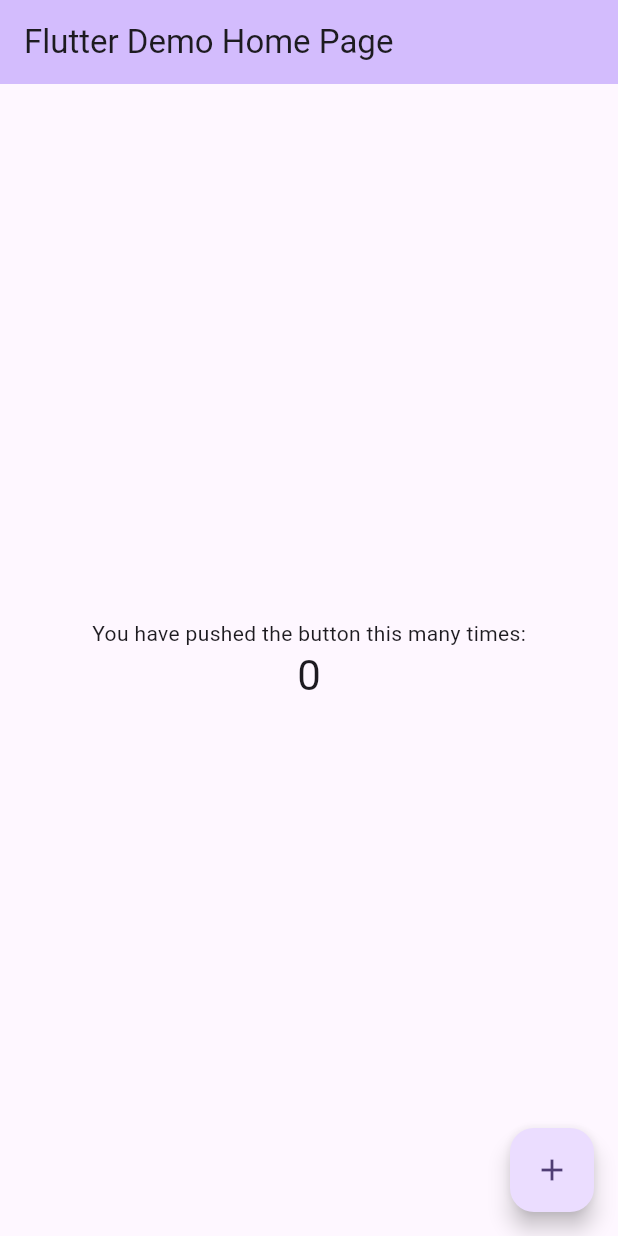
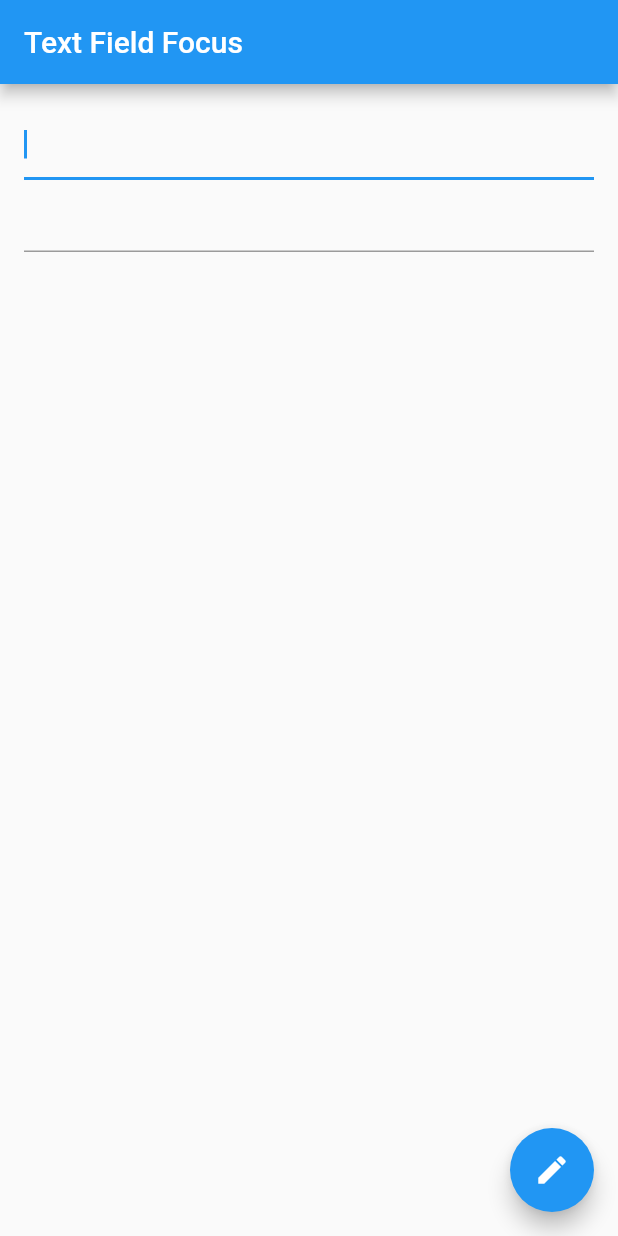
Before and after one commit to asutaka/FlutterCom, a Flutter app: the screen it shows after launch, on a phone screen of 412 x 824 dp. Run offline on Flutter 3.47's test engine with Material 2 defaults, Android fonts, the phone set to English and light mode, and no system bars.

Commit message:
second commit

```diff
--- a/lib/main.dart
+++ b/lib/main.dart
@@ -1,124 +1,77 @@
 import 'package:flutter/material.dart';
 
-void main() {
-  runApp(const MyApp());
-}
+void main() => runApp(const MyApp());
 
 class MyApp extends StatelessWidget {
   const MyApp({super.key});
 
-  // This widget is the root of your application.
   @override
   Widget build(BuildContext context) {
-    return MaterialApp(
-      title: 'Flutter Demo',
-      theme: ThemeData(
-        // This is the theme of your application.
-        //
-        // TRY THIS: Try running your application with "flutter run". You'll see
-        // the application has a blue toolbar. Then, without quitting the app,
-        // try changing the seedColor in the colorScheme below to Colors.green
-        // and then invoke "hot reload" (save your changes or press the "hot
-        // reload" button in a Flutter-supported IDE, or press "r" if you used
-        // the command line to start the app).
-        //
-        // Notice that the counter didn't reset back to zero; the application
-        // state is not lost during the reload. To reset the state, use hot
-        // restart instead.
-        //
-        // This works for code too, not just values: Most code changes can be
-        // tested with just a hot reload.
-        colorScheme: ColorScheme.fromSeed(seedColor: Colors.deepPurple),
-        useMaterial3: true,
-      ),
-      home: const MyHomePage(title: 'Flutter Demo Home Page'),
+    return const MaterialApp(
+      title: 'Text Field Focus',
+      home: MyCustomForm(),
     );
   }
 }
 
-class MyHomePage extends StatefulWidget {
-  const MyHomePage({super.key, required this.title});
-
-  // This widget is the home page of your application. It is stateful, meaning
-  // that it has a State object (defined below) that contains fields that affect
-  // how it looks.
-
-  // This class is the configuration for the state. It holds the values (in this
-  // case the title) provided by the parent (in this case the App widget) and
-  // used by the build method of the State. Fields in a Widget subclass are
-  // always marked "final".
-
-  final String title;
+// Define a custom Form widget.
+class MyCustomForm extends StatefulWidget {
+  const MyCustomForm({super.key});
 
   @override
-  State<MyHomePage> createState() => _MyHomePageState();
+  State<MyCustomForm> createState() => _MyCustomFormState();
 }
 
-class _MyHomePageState extends State<MyHomePage> {
-  int _counter = 0;
+// Define a corresponding State class.
+// This class holds data related to the form.
+class _MyCustomFormState extends State<MyCustomForm> {
+  // Define the focus node. To manage the lifecycle, create the FocusNode in
+  // the initState method, and clean it up in the dispose method.
+  late FocusNode myFocusNode;
 
-  void _incrementCounter() {
-    setState(() {
-      // This call to setState tells the Flutter framework that something has
-      // changed in this State, which causes it to rerun the build method below
-      // so that the display can reflect the updated values. If we changed
-      // _counter without calling setState(), then the build method would not be
-      // called again, and so nothing would appear to happen.
-      _counter++;
-    });
+  @override
+  void initState() {
+    super.initState();
+
+    myFocusNode = FocusNode();
+  }
+
+  @override
+  void dispose() {
+    // Clean up the focus node when the Form is disposed.
+    myFocusNode.dispose();
+
+    super.dispose();
   }
 
   @override
   Widget build(BuildContext context) {
-    // This method is rerun every time setState is called, for instance as done
-    // by the _incrementCounter method above.
-    //
-    // The Flutter framework has been optimized to make rerunning build methods
-    // fast, so that you can just rebuild anything that needs updating rather
-    // than having to individually change instances of widgets.
     return Scaffold(
       appBar: AppBar(
-        // TRY THIS: Try changing the color here to a specific color (to
-        // Colors.amber, perhaps?) and trigger a hot reload to see the AppBar
-        // change color while the other colors stay the same.
-        backgroundColor: Theme.of(context).colorScheme.inversePrimary,
-        // Here we take the value from the MyHomePage object that was created by
-        // the App.build method, and use it to set our appbar title.
-        title: Text(widget.title),
+        title: const Text('Text Field Focus'),
       ),
-      body: Center(
-        // Center is a layout widget. It takes a single child and positions it
-        // in the middle of the parent.
+      body: Padding(
+        padding: const EdgeInsets.all(16),
         child: Column(
-          // Column is also a layout widget. It takes a list of children and
-          // arranges them vertically. By default, it sizes itself to fit its
-          // children horizontally, and tries to be as tall as its parent.
-          //
-          // Column has various properties to control how it sizes itself and
-          // how it positions its children. Here we use mainAxisAlignment to
-          // center the children vertically; the main axis here is the vertical
-          // axis because Columns are vertical (the cross axis would be
-          // horizontal).
-          //
-          // TRY THIS: Invoke "debug painting" (choose the "Toggle Debug Paint"
-          // action in the IDE, or press "p" in the console), to see the
-          // wireframe for each widget.
-          mainAxisAlignment: MainAxisAlignment.center,
-          children: <Widget>[
-            const Text(
-              'You have pushed the button this many times:',
+          children: [
+            // The first text field is focused on as soon as the app starts.
+            const TextField(
+              autofocus: true,
             ),
-            Text(
-              '$_counter',
-              style: Theme.of(context).textTheme.headlineMedium,
+            // The second text field is focused on when a user taps the
+            // FloatingActionButton.
+            TextField(
+              focusNode: myFocusNode,
             ),
           ],
         ),
       ),
       floatingActionButton: FloatingActionButton(
-        onPressed: _incrementCounter,
-        tooltip: 'Increment',
-        child: const Icon(Icons.add),
+        // When the button is pressed,
+        // give focus to the text field using myFocusNode.
+        onPressed: () => myFocusNode.requestFocus(),
+        tooltip: 'Focus Second Text Field',
+        child: const Icon(Icons.edit),
       ), // This trailing comma makes auto-formatting nicer for build methods.
     );
   }
```
Also changed, not shown: 1 other file.
